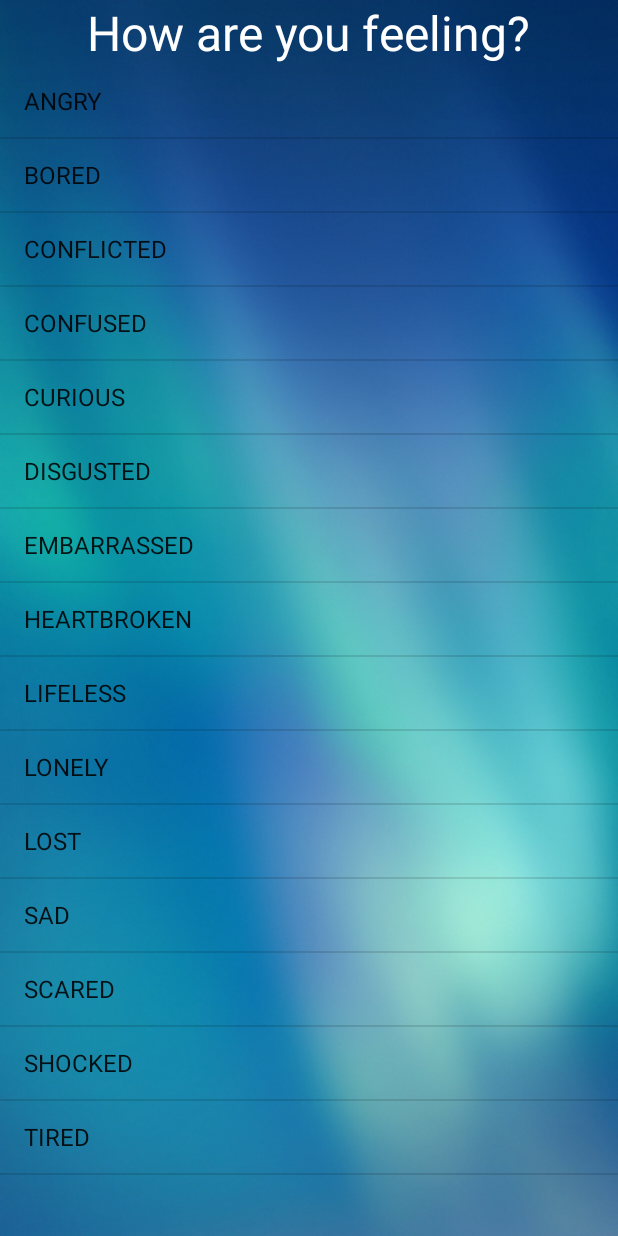
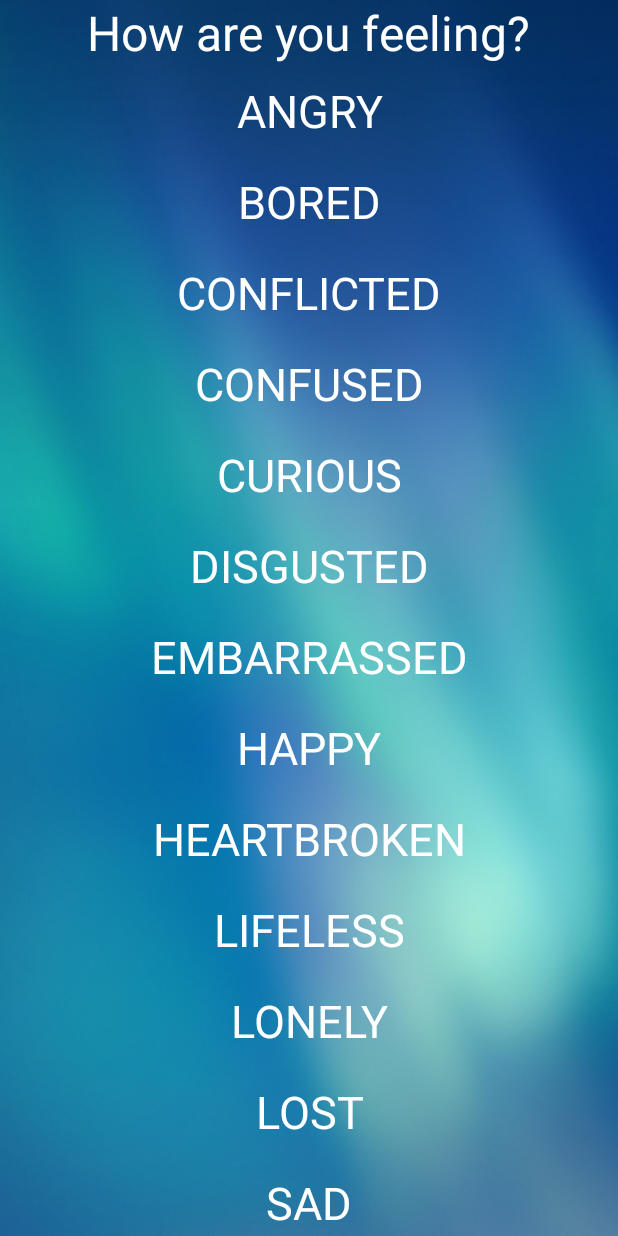
Before and after one commit to ealmonte102/CUNY_Hackathon2018, an Android app: the SelectingFeeling screen opened directly, with no data from a screen before it, on a phone screen of 412 x 824 dp. Run offline under Robolectric (Android 15) with nearby library versions, the phone set to English and light mode, and no system bars; Roboto replaces fonts that are not available here.

Commit message:
Edit emotion list

```diff
--- a/app/src/main/java/com/qcconnect/vocalyze/SelectingFeeling.java
+++ b/app/src/main/java/com/qcconnect/vocalyze/SelectingFeeling.java
@@ -1,14 +1,13 @@
 package com.qcconnect.vocalyze;
 
-import android.content.Intent;
+import android.os.Bundle;
 import android.support.v7.app.AppCompatActivity;
-import android.os.Bundle;
+import android.support.v7.widget.LinearLayoutManager;
+import android.support.v7.widget.RecyclerView;
+import android.view.LayoutInflater;
 import android.view.View;
-import android.widget.AdapterView;
-import android.widget.ArrayAdapter;
-import android.widget.ListView;
-import android.widget.ListAdapter;
-
+import android.view.ViewGroup;
+import android.widget.TextView;
 
 
 public class SelectingFeeling extends AppCompatActivity {
@@ -19,28 +18,43 @@ public class SelectingFeeling extends AppCompatActivity {
         super.onCreate(savedInstanceState);
         setContentView(R.layout.activity_selecting_feeling);
 
-        String[] emotions = {"ANGRY", "BORED", "CONFLICTED", "CONFUSED", "CURIOUS", "DISGUSTED", "EMBARRASSED", "HEARTBROKEN", "LIFELESS", "LONELY", "LOST", "SAD", "SCARED", "SHOCKED", "TIRED"};
-        ListAdapter emotionAdapter = new ArrayAdapter<>(this, android.R.layout.simple_list_item_1, emotions);
-        ListView emotionListView =  findViewById(R.id.emotion_list);
-        emotionListView.setAdapter(emotionAdapter);
-
-
-        emotionListView.setOnItemClickListener(
-                new AdapterView.OnItemClickListener() {
-                    @Override
-                    public void onItemClick(AdapterView<?> adapterView, View view, int position, long l) {
-                        String emotion = String.valueOf(adapterView.getItemAtPosition(position));
-
-                        //
-                        // add emotion to profile
-
-
-                    }
-                }
-        );
-
+        RecyclerView emotionListView =  findViewById(R.id.emotion_list);
+        emotionListView.setAdapter(new EmotionAdapter());
+        emotionListView.setLayoutManager(new LinearLayoutManager(getApplicationContext()));
 
     }
 
 
+    public class EmotionAdapter extends RecyclerView.Adapter<EmotionAdapter.EmotionViewHolder> {
+        String[] emotions = {"ANGRY", "BORED", "CONFLICTED", "CONFUSED", "CURIOUS", "DISGUSTED", "EMBARRASSED", "HAPPY", "HEARTBROKEN", "LIFELESS", "LONELY", "LOST", "SAD", "SCARED", "SHOCKED", "TIRED"};
+
+        @Override
+        public EmotionViewHolder onCreateViewHolder(ViewGroup parent, int viewType) {
+            View view = LayoutInflater.from(getApplicationContext()).inflate(R.layout.emotion_list_item, parent, false);
+            return new EmotionViewHolder(view);
+        }
+
+        @Override
+        public void onBindViewHolder(EmotionViewHolder holder, int position) {
+            holder.textView.setText(emotions[position]);
+        }
+
+        @Override
+        public int getItemCount() {
+            return emotions.length;
+        }
+
+
+        class EmotionViewHolder extends RecyclerView.ViewHolder {
+            TextView textView;
+
+            public EmotionViewHolder(View itemView) {
+                super(itemView);
+                textView = itemView.findViewById(R.id.emotion_listitem);
+            }
+        }
+//    }
+
+
+    }
 }
--- a/app/src/main/res/layout/activity_selecting_feeling.xml
+++ b/app/src/main/res/layout/activity_selecting_feeling.xml
@@ -19,7 +19,7 @@
         android:textColor="@android:color/white"/>
 
 
-    <ListView
+    <android.support.v7.widget.RecyclerView
 
         android:id="@+id/emotion_list"
         android:layout_width="match_parent"
@@ -30,6 +30,6 @@
         android:layout_centerHorizontal="true">
 
 
-    </ListView>
+    </android.support.v7.widget.RecyclerView>
 
 </RelativeLayout>
--- a/app/src/main/res/layout/emotion_list_item.xml
+++ b/app/src/main/res/layout/emotion_list_item.xml
@@ -1,13 +1,19 @@
 <?xml version="1.0" encoding="utf-8"?>
 <LinearLayout xmlns:android="http://schemas.android.com/apk/res/android"
-    android:orientation="vertical" android:layout_width="match_parent"
-    android:layout_height="match_parent">
+    xmlns:tools="http://schemas.android.com/tools"
+    android:layout_width="match_parent"
+    android:layout_height="wrap_content"
+    android:orientation="vertical">
 
     <TextView
         android:id="@+id/emotion_listitem"
         android:layout_width="match_parent"
-        android:layout_height="match_parent"
-        android:gravity="center"
-        android:padding="10dp"
-        android:textColor="@android:color/white" />
+        android:layout_height="wrap_content"
+        android:layout_gravity="center"
+        android:paddingBottom="10dp"
+        android:paddingTop="10dp"
+        android:textAlignment="center"
+        android:textColor="@android:color/white"
+        tools:text="Hello"
+        android:textSize="30sp" />
 </LinearLayout>
```
